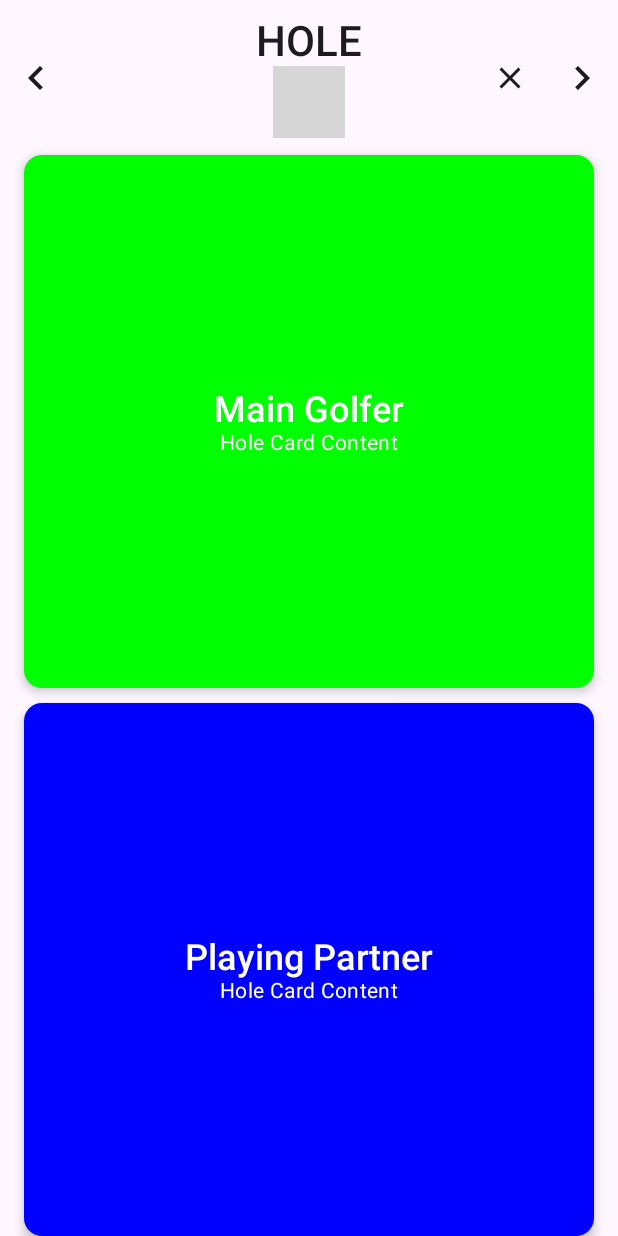
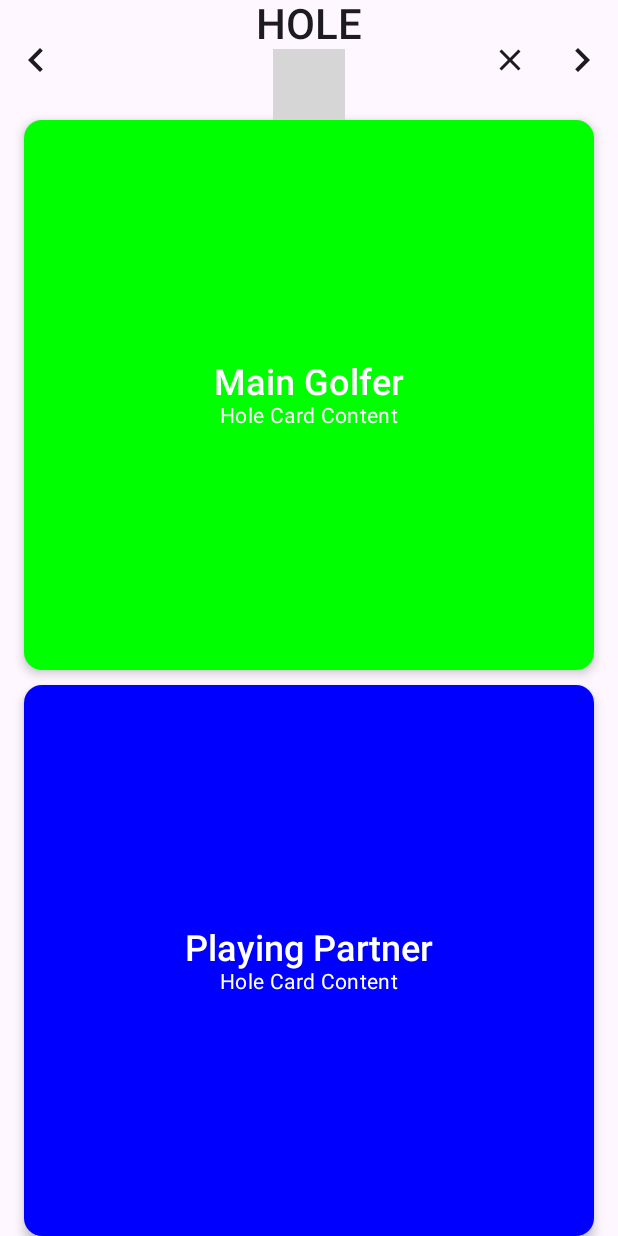
Before and after one commit to SogoGolf/simplegolf-droid, an Android app built with Jetpack Compose: the composable PlayRoundScreen shown on its own in the app's theme, on a phone screen of 412 x 824 dp. Run offline under Robolectric (Android 15) with nearby library versions, the phone set to English and light mode, and no system bars; our stand-ins replace Dagger/Hilt's generated code; 5 statements that could not run were skipped; grey boxes are pictures that could not be loaded.

Commit message:
Fix HoleHeader positioning by using fixed height instead of percentage-based calculation
- Replace 12.5% screen height calculation with fixed 80dp height
- Remove unused LocalConfiguration and LocalDensity imports
- Improve Scaffold topBar integration and prevent header positioning issues
- Ensure consistent header display across different navigation paths

Co-Authored-By: Sogo Developer <developer@sogo.golf>

```diff
--- a/app/src/main/java/com/sogo/golf/msl/features/play/presentation/HoleHeader.kt
+++ b/app/src/main/java/com/sogo/golf/msl/features/play/presentation/HoleHeader.kt
@@ -24,8 +24,6 @@ import androidx.compose.runtime.Composable
 import androidx.compose.ui.Alignment
 import androidx.compose.ui.Modifier
 import androidx.compose.ui.draw.clip
-import androidx.compose.ui.platform.LocalConfiguration
-import androidx.compose.ui.platform.LocalDensity
 import androidx.compose.ui.text.style.TextAlign
 import androidx.compose.ui.tooling.preview.Preview
 import androidx.compose.ui.unit.dp
@@ -34,7 +32,6 @@ import com.sogo.golf.msl.ui.theme.MSLColors
 @Composable
 fun HoleHeader(
     modifier: Modifier = Modifier,
-    headerHeightPercentage: Float = 0.125f,
     holeNumber: Int,
     onBack: () -> Unit,
     onClose: () -> Unit,
@@ -42,15 +39,13 @@ fun HoleHeader(
     onTapHoleNumber: () -> Unit,
     showBackButton: Boolean
 ) {
-    // Get the screen height
-    val configuration = LocalConfiguration.current
-    val screenHeightPx = with(LocalDensity.current) { configuration.screenHeightDp.dp.toPx() }
-    val headerHeightDp = with(LocalDensity.current) { (screenHeightPx * headerHeightPercentage).toDp() }
+    // Use fixed height for better Scaffold topBar integration
+    val headerHeight = 80.dp
 
     Box(
         modifier = modifier
             .fillMaxWidth()
-            .height(headerHeightDp),
+            .height(headerHeight),
             //.background(mslBlue),
         contentAlignment = Alignment.Center
     ) {
```
